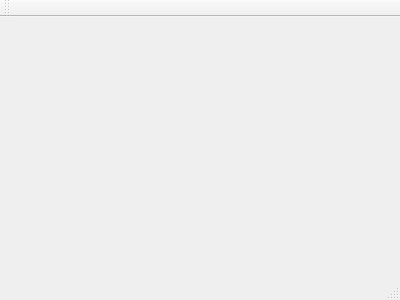
Old version of the form mainwindow.ui in the repository ZzzzzzS/TimingSystemUper.
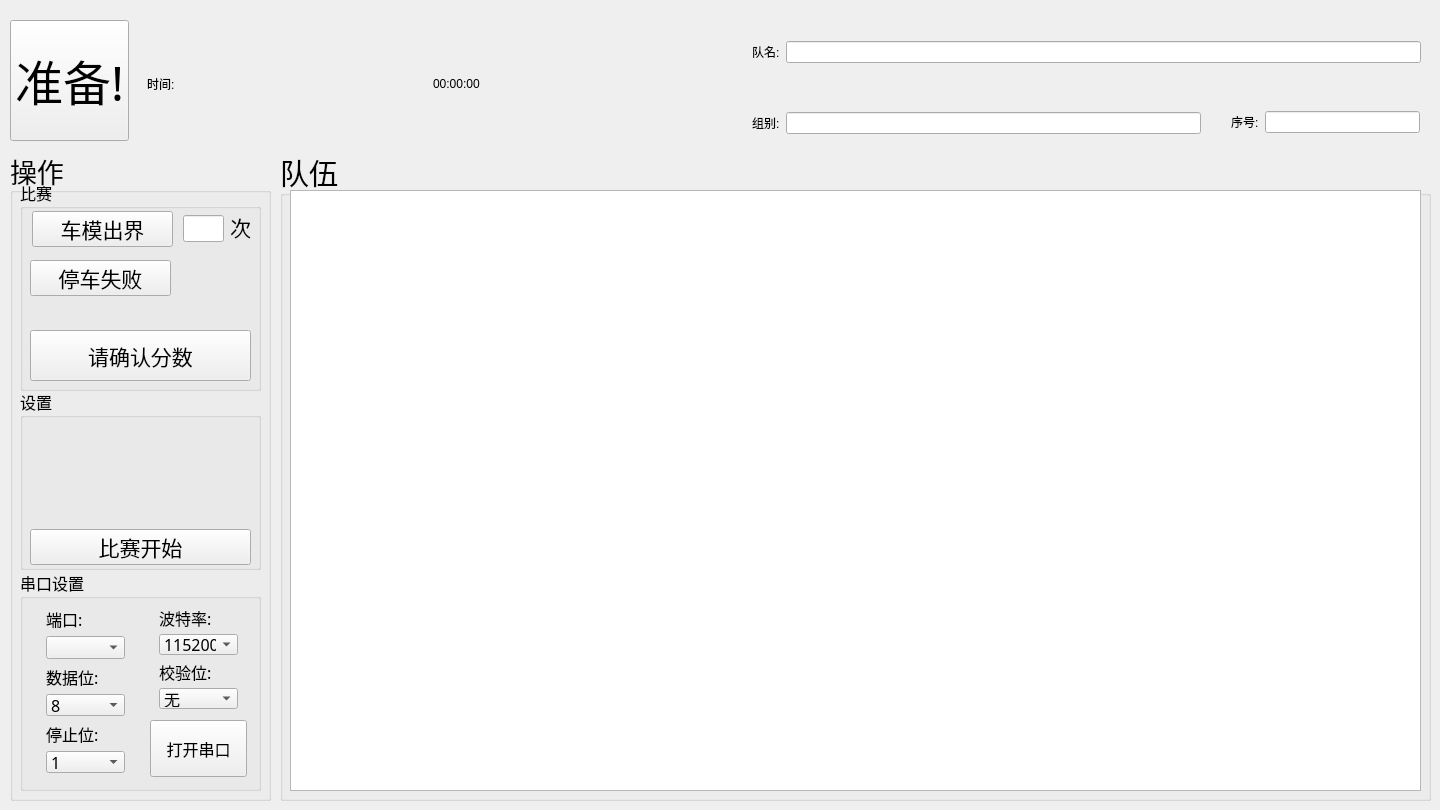
New version of the form.

The edit to the form file:
```diff
--- a/mainwindow.ui
+++ b/mainwindow.ui
@@ -1,24 +1,559 @@
 <ui version="4.0">
  <class>MainWindow</class>
- <widget class="QMainWindow" name="MainWindow" >
-  <property name="geometry" >
+ <widget class="QMainWindow" name="MainWindow">
+  <property name="geometry">
    <rect>
     <x>0</x>
     <y>0</y>
-    <width>400</width>
-    <height>300</height>
+    <width>1440</width>
+    <height>810</height>
    </rect>
   </property>
   <property name="windowTitle" >
    <string>MainWindow</string>
   </property>
-  <widget class="QMenuBar" name="menuBar" />
-  <widget class="QToolBar" name="mainToolBar" />
-  <widget class="QWidget" name="centralWidget" />
-  <widget class="QStatusBar" name="statusBar" />
+  <widget class="QWidget" name="centralWidget">
+   <widget class="QPushButton" name="StartButton">
+    <property name="geometry">
+     <rect>
+      <x>10</x>
+      <y>20</y>
+      <width>119</width>
+      <height>121</height>
+     </rect>
+    </property>
+    <property name="font">
+     <font>
+      <family>微软雅黑 Light</family>
+      <pointsize>36</pointsize>
+      <weight>3</weight>
+      <italic>false</italic>
+      <bold>false</bold>
+     </font>
+    </property>
+    <property name="styleSheet">
+     <string notr="true">font: 25 36pt &quot;微软雅黑 Light&quot;;</string>
+    </property>
+    <property name="text">
+     <string>准备!</string>
+    </property>
+   </widget>
+   <widget class="QWidget" name="layoutWidget">
+    <property name="geometry">
+     <rect>
+      <x>136</x>
+      <y>21</y>
+      <width>587</width>
+      <height>126</height>
+     </rect>
+    </property>
+    <layout class="QHBoxLayout" name="horizontalLayout">
+     <item>
+      <widget class="QLabel" name="label_3">
+       <property name="styleSheet">
+        <string notr="true">font: 25 72pt &quot;微软雅黑 Light&quot;;</string>
+       </property>
+       <property name="text">
+        <string>时间:</string>
+       </property>
+      </widget>
+     </item>
+     <item>
+      <widget class="QLabel" name="TimeLine">
+       <property name="styleSheet">
+        <string notr="true">font: 25 72pt &quot;微软雅黑 Light&quot;;</string>
+       </property>
+       <property name="text">
+        <string>00:00:00</string>
+       </property>
+      </widget>
+     </item>
+    </layout>
+   </widget>
+   <widget class="QGroupBox" name="groupBox">
+    <property name="geometry">
+     <rect>
+      <x>10</x>
+      <y>150</y>
+      <width>261</width>
+      <height>651</height>
+     </rect>
+    </property>
+    <property name="font">
+     <font>
+      <family>微软雅黑 Light</family>
+      <pointsize>20</pointsize>
+     </font>
+    </property>
+    <property name="title">
+     <string>操作</string>
+    </property>
+    <widget class="QGroupBox" name="groupBox_2">
+     <property name="geometry">
+      <rect>
+       <x>10</x>
+       <y>420</y>
+       <width>241</width>
+       <height>221</height>
+      </rect>
+     </property>
+     <property name="font">
+      <font>
+       <family>微软雅黑 Light</family>
+       <pointsize>12</pointsize>
+      </font>
+     </property>
+     <property name="title">
+      <string>串口设置</string>
+     </property>
+     <widget class="QWidget" name="layoutWidget">
+      <property name="geometry">
+       <rect>
+        <x>15</x>
+        <y>26</y>
+        <width>101</width>
+        <height>188</height>
+       </rect>
+      </property>
+      <layout class="QVBoxLayout" name="verticalLayout_6">
+       <item>
+        <layout class="QVBoxLayout" name="verticalLayout">
+         <item>
+          <widget class="QLabel" name="label_6">
+           <property name="text">
+            <string>端口:</string>
+           </property>
+          </widget>
+         </item>
+         <item>
+          <widget class="QComboBox" name="COMBox"/>
+         </item>
+        </layout>
+       </item>
+       <item>
+        <layout class="QVBoxLayout" name="verticalLayout_3">
+         <item>
+          <widget class="QLabel" name="label_8">
+           <property name="text">
+            <string>数据位:</string>
+           </property>
+          </widget>
+         </item>
+         <item>
+          <widget class="QComboBox" name="DataBox">
+           <item>
+            <property name="text">
+             <string>8</string>
+            </property>
+           </item>
+           <item>
+            <property name="text">
+             <string>7</string>
+            </property>
+           </item>
+           <item>
+            <property name="text">
+             <string>6</string>
+            </property>
+           </item>
+           <item>
+            <property name="text">
+             <string>5</string>
+            </property>
+           </item>
+          </widget>
+         </item>
+        </layout>
+       </item>
+       <item>
+        <layout class="QVBoxLayout" name="verticalLayout_5">
+         <item>
+          <widget class="QLabel" name="label_10">
+           <property name="text">
+            <string>停止位:</string>
+           </property>
+          </widget>
+         </item>
+         <item>
+          <widget class="QComboBox" name="StopBox">
+           <item>
+            <property name="text">
+             <string>1</string>
+            </property>
+           </item>
+           <item>
+            <property name="text">
+             <string>2</string>
+            </property>
+           </item>
+          </widget>
+         </item>
+        </layout>
+       </item>
+      </layout>
+     </widget>
+     <widget class="QWidget" name="layoutWidget">
+      <property name="geometry">
+       <rect>
+        <x>128</x>
+        <y>26</y>
+        <width>101</width>
+        <height>124</height>
+       </rect>
+      </property>
+      <layout class="QVBoxLayout" name="verticalLayout_7">
+       <item>
+        <layout class="QVBoxLayout" name="verticalLayout_2">
+         <item>
+          <widget class="QLabel" name="label_7">
+           <property name="text">
+            <string>波特率:</string>
+           </property>
+          </widget>
+         </item>
+         <item>
+          <widget class="QComboBox" name="SpeedBox">
+           <item>
+            <property name="text">
+             <string>115200</string>
+            </property>
+           </item>
+           <item>
+            <property name="text">
+             <string>57600</string>
+            </property>
+           </item>
+           <item>
+            <property name="text">
+             <string>38400</string>
+            </property>
+           </item>
+           <item>
+            <property name="text">
+             <string>19200</string>
+            </property>
+           </item>
+           <item>
+            <property name="text">
+             <string>9600</string>
+            </property>
+           </item>
+          </widget>
+         </item>
+        </layout>
+       </item>
+       <item>
+        <layout class="QVBoxLayout" name="verticalLayout_4">
+         <item>
+          <widget class="QLabel" name="label_9">
+           <property name="text">
+            <string>校验位:</string>
+           </property>
+          </widget>
+         </item>
+         <item>
+          <widget class="QComboBox" name="CheckBox">
+           <item>
+            <property name="text">
+             <string>无</string>
+            </property>
+           </item>
+           <item>
+            <property name="text">
+             <string>奇效验</string>
+            </property>
+           </item>
+           <item>
+            <property name="text">
+             <string>偶效验</string>
+            </property>
+           </item>
+          </widget>
+         </item>
+        </layout>
+       </item>
+      </layout>
+     </widget>
+     <widget class="QPushButton" name="ChuanKouButton">
+      <property name="geometry">
+       <rect>
+        <x>130</x>
+        <y>150</y>
+        <width>97</width>
+        <height>57</height>
+       </rect>
+      </property>
+      <property name="text">
+       <string>打开串口</string>
+      </property>
+     </widget>
+    </widget>
+    <widget class="QGroupBox" name="groupBox_3">
+     <property name="geometry">
+      <rect>
+       <x>10</x>
+       <y>30</y>
+       <width>241</width>
+       <height>211</height>
+      </rect>
+     </property>
+     <property name="font">
+      <font>
+       <pointsize>12</pointsize>
+      </font>
+     </property>
+     <property name="title">
+      <string>比赛</string>
+     </property>
+     <widget class="QPushButton" name="ConfirmButton">
+      <property name="geometry">
+       <rect>
+        <x>10</x>
+        <y>150</y>
+        <width>221</width>
+        <height>51</height>
+       </rect>
+      </property>
+      <property name="font">
+       <font>
+        <pointsize>16</pointsize>
+       </font>
+      </property>
+      <property name="text">
+       <string>请确认分数</string>
+      </property>
+     </widget>
+     <widget class="QPushButton" name="ChuJieButton">
+      <property name="geometry">
+       <rect>
+        <x>12</x>
+        <y>31</y>
+        <width>141</width>
+        <height>36</height>
+       </rect>
+      </property>
+      <property name="font">
+       <font>
+        <pointsize>16</pointsize>
+       </font>
+      </property>
+      <property name="text">
+       <string>车模出界</string>
+      </property>
+     </widget>
+     <widget class="QPushButton" name="StopFailButton">
+      <property name="geometry">
+       <rect>
+        <x>10</x>
+        <y>80</y>
+        <width>141</width>
+        <height>36</height>
+       </rect>
+      </property>
+      <property name="font">
+       <font>
+        <pointsize>16</pointsize>
+       </font>
+      </property>
+      <property name="text">
+       <string>停车失败</string>
+      </property>
+     </widget>
+     <widget class="QLineEdit" name="ChujieLine">
+      <property name="geometry">
+       <rect>
+        <x>163</x>
+        <y>35</y>
+        <width>41</width>
+        <height>27</height>
+       </rect>
+      </property>
+     </widget>
+     <widget class="QLabel" name="label_11">
+      <property name="geometry">
+       <rect>
+        <x>210</x>
+        <y>31</y>
+        <width>21</width>
+        <height>31</height>
+       </rect>
+      </property>
+      <property name="font">
+       <font>
+        <pointsize>16</pointsize>
+       </font>
+      </property>
+      <property name="text">
+       <string>次</string>
+      </property>
+     </widget>
+    </widget>
+    <widget class="QGroupBox" name="groupBox_5">
+     <property name="geometry">
+      <rect>
+       <x>10</x>
+       <y>239</y>
+       <width>241</width>
+       <height>181</height>
+      </rect>
+     </property>
+     <property name="font">
+      <font>
+       <family>微软雅黑 Light</family>
+       <pointsize>12</pointsize>
+      </font>
+     </property>
+     <property name="title">
+      <string>设置</string>
+     </property>
+     <widget class="QPushButton" name="PowerButton">
+      <property name="geometry">
+       <rect>
+        <x>10</x>
+        <y>140</y>
+        <width>221</width>
+        <height>36</height>
+       </rect>
+      </property>
+      <property name="font">
+       <font>
+        <pointsize>16</pointsize>
+       </font>
+      </property>
+      <property name="text">
+       <string>比赛开始</string>
+      </property>
+     </widget>
+    </widget>
+   </widget>
+   <widget class="QGroupBox" name="groupBox_4">
+    <property name="geometry">
+     <rect>
+      <x>280</x>
+      <y>150</y>
+      <width>1151</width>
+      <height>651</height>
+     </rect>
+    </property>
+    <property name="font">
+     <font>
+      <family>微软雅黑 Light</family>
+      <pointsize>22</pointsize>
+     </font>
+    </property>
+    <property name="title">
+     <string>队伍</string>
+    </property>
+    <widget class="QListView" name="listView">
+     <property name="geometry">
+      <rect>
+       <x>10</x>
+       <y>40</y>
+       <width>1131</width>
+       <height>601</height>
+      </rect>
+     </property>
+    </widget>
+   </widget>
+   <widget class="QWidget" name="layoutWidget">
+    <property name="geometry">
+     <rect>
+      <x>741</x>
+      <y>20</y>
+      <width>691</width>
+      <height>64</height>
+     </rect>
+    </property>
+    <layout class="QHBoxLayout" name="horizontalLayout_3">
+     <item>
+      <widget class="QLabel" name="label">
+       <property name="styleSheet">
+        <string notr="true">font: 25 36pt &quot;微软雅黑 Light&quot;;</string>
+       </property>
+       <property name="text">
+        <string>队名:</string>
+       </property>
+      </widget>
+     </item>
+     <item>
+      <widget class="QLineEdit" name="NameLine">
+       <property name="styleSheet">
+        <string notr="true">font: 25 30pt &quot;微软雅黑 Light&quot;;</string>
+       </property>
+       <property name="text">
+        <string/>
+       </property>
+      </widget>
+     </item>
+    </layout>
+   </widget>
+   <widget class="QWidget" name="layoutWidget">
+    <property name="geometry">
+     <rect>
+      <x>1220</x>
+      <y>90</y>
+      <width>211</width>
+      <height>64</height>
+     </rect>
+    </property>
+    <layout class="QHBoxLayout" name="horizontalLayout_4">
+     <item>
+      <widget class="QLabel" name="label_5">
+       <property name="styleSheet">
+        <string notr="true">font: 25 36pt &quot;微软雅黑 Light&quot;;</string>
+       </property>
+       <property name="text">
+        <string>序号:</string>
+       </property>
+      </widget>
+     </item>
+     <item>
+      <widget class="QLineEdit" name="NumberLine">
+       <property name="styleSheet">
+        <string notr="true">font: 25 30pt &quot;微软雅黑 Light&quot;;</string>
+       </property>
+       <property name="text">
+        <string/>
+       </property>
+      </widget>
+     </item>
+    </layout>
+   </widget>
+   <widget class="QWidget" name="layoutWidget">
+    <property name="geometry">
+     <rect>
+      <x>741</x>
+      <y>91</y>
+      <width>471</width>
+      <height>64</height>
+     </rect>
+    </property>
+    <layout class="QHBoxLayout" name="horizontalLayout_5">
+     <item>
+      <widget class="QLabel" name="label_4">
+       <property name="styleSheet">
+        <string notr="true">font: 25 36pt &quot;微软雅黑 Light&quot;;</string>
+       </property>
+       <property name="text">
+        <string>组别:</string>
+       </property>
+      </widget>
+     </item>
+     <item>
+      <widget class="QLineEdit" name="TypeName">
+       <property name="styleSheet">
+        <string notr="true">font: 25 30pt &quot;微软雅黑 Light&quot;;</string>
+       </property>
+       <property name="text">
+        <string/>
+       </property>
+      </widget>
+     </item>
+    </layout>
+   </widget>
+  </widget>
  </widget>
- <layoutDefault spacing="6" margin="11" />
- <pixmapfunction></pixmapfunction>
+ <layoutdefault spacing="6" margin="11"/>
  <resources/>
  <connections/>
 </ui>
```
Left out of the diff: 3 changed lines with no effect on the pictures.
